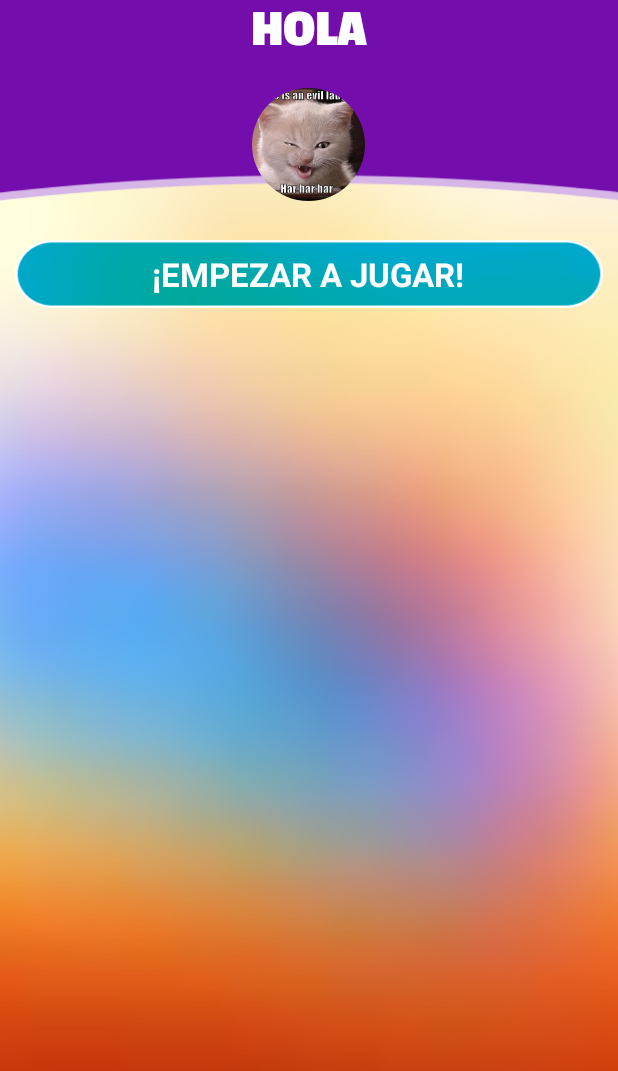
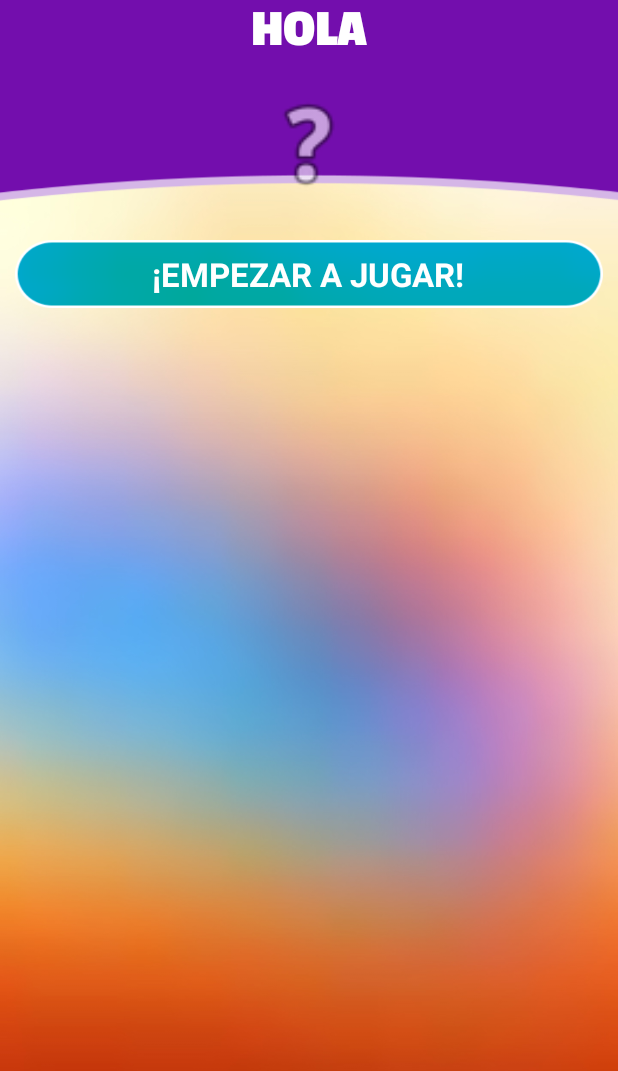
Before and after one commit to cristiansan/ElHuevoOLaGallina, an Android app: the WelcomeActivity screen opened directly, with no data from a screen before it, on a phone screen of 412 x 824 dp, the part 165-1236 px from its top. Run offline under Robolectric (Android 15) with nearby library versions, the phone set to English and light mode, and no system bars; our stand-ins replace CircleImageView; libraries missing offline, so code that uses them is left out: com.nostra13.universalimageloader; 3 statements that could not run were skipped.

Commit message:
correccion de nombres

```diff
--- a/app/src/main/res/layout/activity_welcome.xml
+++ b/app/src/main/res/layout/activity_welcome.xml
@@ -96,7 +96,7 @@
         android:id="@+id/activity_welcome_imageview_avatar"
         android:layout_width="75dp"
         android:layout_height="75dp"
-        android:src="@drawable/avatar"
+        android:src="@android:drawable/ic_menu_help"
         android:layout_alignBottom="@+id/activity_welcome_imageview_tira_violeta"
         android:layout_centerHorizontal="true" />
     <!--app:border_width="2dp"
```
